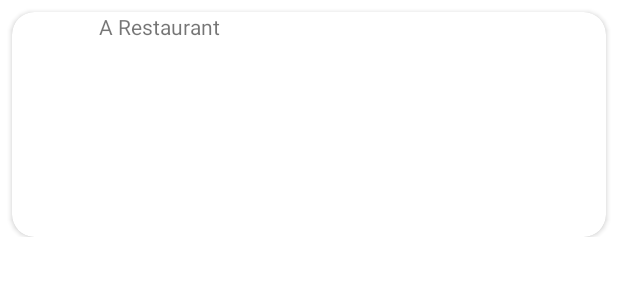
After one commit to Gimantha-Karunasekara/Foodies, an Android app: the layout restaurants_itemview.xml on its own in the app's theme, with its tools: preview values and no code run, on a phone screen of 412 x 824 dp. The commit adds this screen. Shown: the top 300 px of the screen. Run offline under Robolectric (Android 15) with nearby library versions, the phone set to English and light mode, and no system bars.

```diff
--- a/app/src/main/res/layout/fragment_restaurant.xml
+++ b/app/src/main/res/layout/fragment_restaurant.xml
@@ -6,6 +6,7 @@
     tools:context=".RestaurantFragment">
 
     <androidx.recyclerview.widget.RecyclerView
+        android:id="@+id/restaurant_rv"
         android:layout_width="match_parent"
         android:layout_height="match_parent">
 
--- /dev/null
+++ b/app/src/main/res/layout/restaurants_itemview.xml
@@ -0,0 +1,51 @@
+<?xml version="1.0" encoding="utf-8"?>
+<androidx.constraintlayout.widget.ConstraintLayout xmlns:android="http://schemas.android.com/apk/res/android"
+    android:layout_width="match_parent"
+    android:layout_height="wrap_content"
+    xmlns:app="http://schemas.android.com/apk/res-auto">
+    <androidx.cardview.widget.CardView
+        android:layout_width="match_parent"
+        android:layout_height="wrap_content"
+        app:layout_constraintTop_toTopOf="parent"
+        app:layout_constraintStart_toStartOf="parent"
+        app:layout_constraintEnd_toEndOf="parent"
+        app:cardCornerRadius="15dp"
+        android:layout_margin="8dp">
+        <androidx.constraintlayout.widget.ConstraintLayout
+            android:layout_width="match_parent"
+            android:layout_height="match_parent">
+            <TextView
+                android:id="@+id/restaurant_name_label"
+                android:layout_width="wrap_content"
+                android:layout_height="wrap_content"
+                android:text="A Restaurant"
+                app:layout_constraintTop_toTopOf="parent"
+                app:layout_constraintStart_toStartOf="parent"
+                app:layout_constraintEnd_toStartOf="@+id/restaurant_img">
+
+            </TextView>
+            <TextView
+                android:id="@+id/restaurant_desc_label"
+                android:layout_width="wrap_content"
+                android:layout_height="wrap_content"
+                app:layout_constraintStart_toStartOf="parent"
+                app:layout_constraintBottom_toBottomOf="parent"
+                app:layout_constraintTop_toBottomOf="@+id/restaurant_name_label"
+                app:layout_constraintEnd_toStartOf="@+id/restaurant_img">
+
+            </TextView>
+            <ImageView
+                android:id="@+id/restaurant_img"
+                android:layout_width="200dp"
+                android:layout_height="150dp"
+                app:layout_constraintEnd_toEndOf="parent"
+                app:layout_constraintTop_toTopOf="parent"
+                app:layout_constraintBottom_toBottomOf="parent">
+
+            </ImageView>
+
+        </androidx.constraintlayout.widget.ConstraintLayout>
+
+    </androidx.cardview.widget.CardView>
+
+</androidx.constraintlayout.widget.ConstraintLayout>
```
Also changed, not shown: app/src/main/java/com/example/foodapp/FoodDBHelper.java (added, +26 -0 lines), app/src/main/java/com/example/foodapp/FoodDBModel.java (added, +41 -0 lines), app/src/main/java/com/example/foodapp/FoodDBSchema.java (+10 -1 lines), app/src/main/java/com/example/foodapp/Restaurant.java (added, +56 -0 lines), app/src/main/java/com/example/foodapp/RestaurantAdapter.java (added, +40 -0 lines), app/src/main/java/com/example/foodapp/RestaurantFragment.java (+23 -1 lines), app/src/main/java/com/example/foodapp/RestaurantViewHolder.java (added, +23 -0 lines), app/src/main/res/layout/fragment_home.xml (+12 -5 lines).
